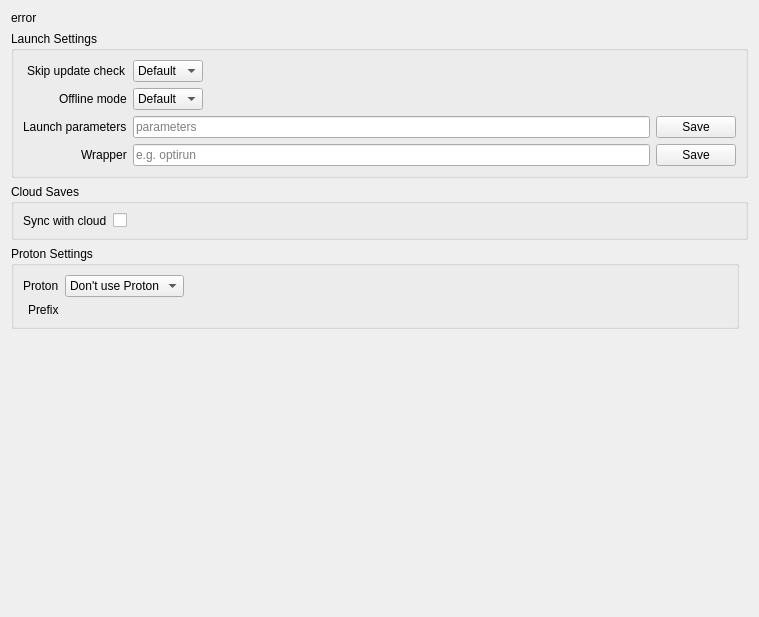
This is rare/ui/components/tabs/games/game_info/game_settings.ui in RareDevs/Rare as Qt 5 draws it before an edit. The edited form follows.
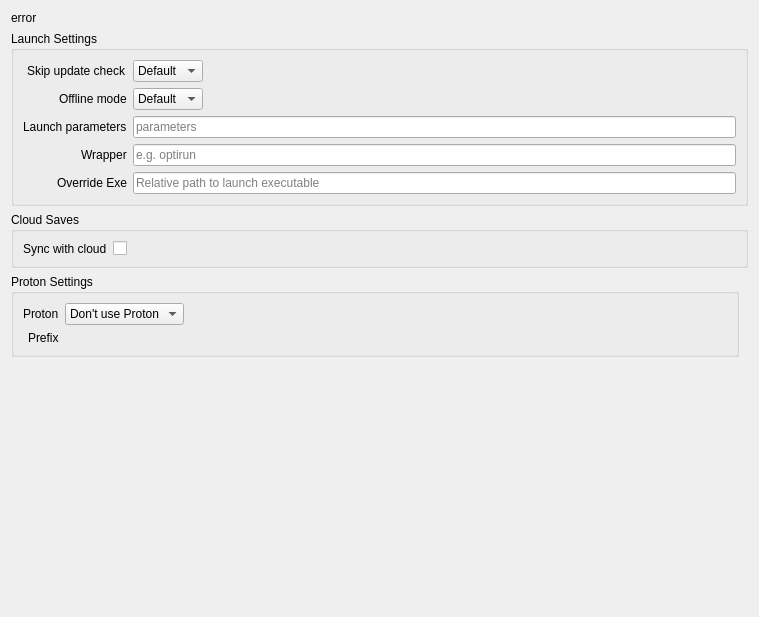
This is the edited form.

Commit message: Add override launch executable in game settings

```diff
--- a/rare/ui/components/tabs/games/game_info/game_settings.ui
+++ b/rare/ui/components/tabs/games/game_info/game_settings.ui
@@ -26,6 +26,12 @@
    </item>
    <item>
     <widget class="QGroupBox" name="launch_settings_groupbox">
+        <property name="sizePolicy">
+            <sizepolicy hsizetype="Preferred" vsizetype="Maximum">
+                <horstretch>0</horstretch>
+                <verstretch>0</verstretch>
+            </sizepolicy>
+        </property>
      <property name="title">
       <string>Launch Settings</string>
      </property>
@@ -105,21 +111,6 @@
        </widget>
       </item>
       <item row="2" column="1">
-       <widget class="QWidget" name="launch_params_widget" native="true">
-        <layout class="QHBoxLayout" name="launch_params_layout">
-         <property name="leftMargin">
-          <number>0</number>
-         </property>
-         <property name="topMargin">
-          <number>0</number>
-         </property>
-         <property name="rightMargin">
-          <number>0</number>
-         </property>
-         <property name="bottomMargin">
-          <number>0</number>
-         </property>
-         <item>
           <widget class="QLineEdit" name="launch_params">
            <property name="minimumSize">
             <size>
@@ -132,16 +123,6 @@
            </property>
           </widget>
          </item>
-         <item>
-          <widget class="QPushButton" name="launch_params_button">
-           <property name="text">
-            <string>Save</string>
-           </property>
-          </widget>
-         </item>
-        </layout>
-       </widget>
-      </item>
       <item row="3" column="0">
        <widget class="QLabel" name="wrapper_label">
         <property name="text">
@@ -150,21 +131,6 @@
        </widget>
       </item>
       <item row="3" column="1">
-       <widget class="QWidget" name="wrapper_widget" native="true">
-        <layout class="QHBoxLayout" name="wrapper_layout">
-         <property name="leftMargin">
-          <number>0</number>
-         </property>
-         <property name="topMargin">
-          <number>0</number>
-         </property>
-         <property name="rightMargin">
-          <number>0</number>
-         </property>
-         <property name="bottomMargin">
-          <number>0</number>
-         </property>
-         <item>
           <widget class="QLineEdit" name="wrapper">
            <property name="minimumSize">
             <size>
@@ -177,14 +143,18 @@
            </property>
           </widget>
          </item>
-         <item>
-          <widget class="QPushButton" name="wrapper_button">
+            <item row="4" column="0">
+                <widget class="QLabel" name="override_exe_label">
            <property name="text">
-            <string>Save</string>
+                        <string>Override Exe</string>
            </property>
           </widget>
          </item>
-        </layout>
+            <item row="4" column="1">
+                <widget class="QLineEdit" name="override_exe_edit">
+                    <property name="placeholderText">
+                        <string>Relative path to launch executable</string>
+                    </property>
        </widget>
       </item>
      </layout>
@@ -235,8 +205,8 @@
        <rect>
         <x>0</x>
         <y>0</y>
-        <width>747</width>
-        <height>343</height>
+              <width>741</width>
+              <height>328</height>
        </rect>
       </property>
       <layout class="QVBoxLayout" name="linux_settings_contents_layout">
```
Lines whose indentation alone changed are shown as unchanged. The commit also changes 3 other files.
